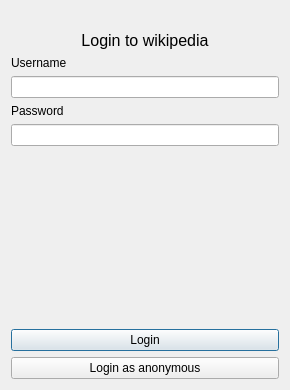
Before: the Qt Designer form src/HuggleLite/login.ui in huggle/huggle-lite, drawn with Qt 5.
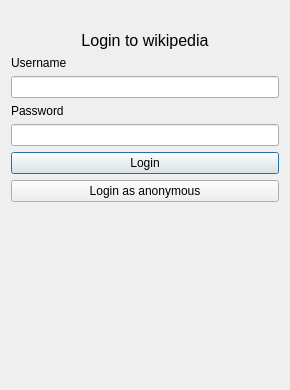
After: the same form once the commit is applied. Icons and pictures are not drawn.

Commit message: these login buttons look better on top

```diff
--- a/src/HuggleLite/login.ui
+++ b/src/HuggleLite/login.ui
@@ -76,6 +76,20 @@
      </property>
     </widget>
    </item>
+   <item>
+    <widget class="QPushButton" name="bLogin">
+     <property name="text">
+      <string>Login</string>
+     </property>
+    </widget>
+   </item>
+   <item>
+    <widget class="QPushButton" name="bAnon">
+     <property name="text">
+      <string>Login as anonymous</string>
+     </property>
+    </widget>
+   </item>
    <item>
     <spacer name="verticalSpacer">
      <property name="orientation">
@@ -89,20 +103,6 @@
      </property>
     </spacer>
    </item>
-   <item>
-    <widget class="QPushButton" name="bLogin">
-     <property name="text">
-      <string>Login</string>
-     </property>
-    </widget>
-   </item>
-   <item>
-    <widget class="QPushButton" name="bAnon">
-     <property name="text">
-      <string>Login as anonymous</string>
-     </property>
-    </widget>
-   </item>
   </layout>
  </widget>
  <resources>
```
